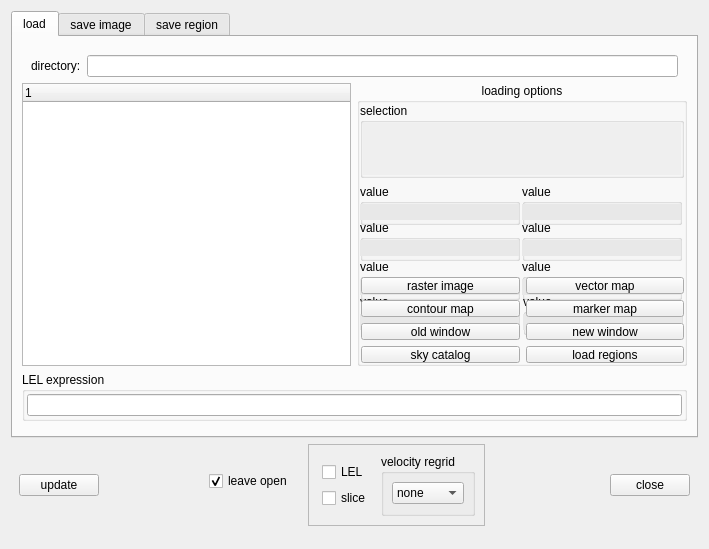
First picture: the form in code/display/QtViewer/QtDataManager.ui, repository radio-astro/casa, before the edit.
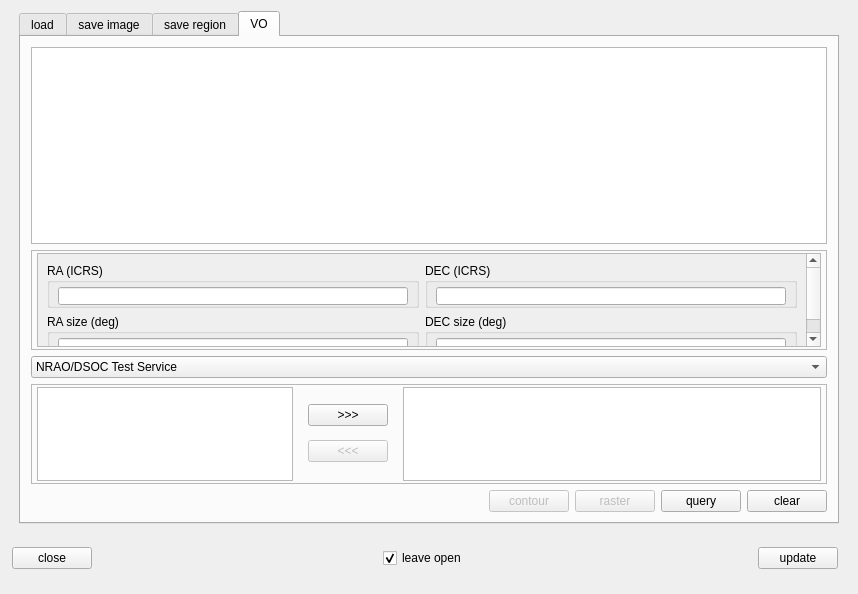
Second picture: the form after the edit. The open tabs and pages were chosen to show the change. Custom widgets are drawn as their Qt base class.

Commit message:
New Development: no             JIRA Issue: no       Ready to Release: yes      Interface Changes: none What Interface Changed: none          Test Programs: none   Put in Release Notes: no
           Description: additions to allow for use of the DBus VO Service from the viewer's data manager

Patch:
```diff
--- a/code/display/QtViewer/QtDataManager.ui
+++ b/code/display/QtViewer/QtDataManager.ui
@@ -7,8 +7,8 @@
    <rect>
     <x>0</x>
     <y>0</y>
-    <width>709</width>
-    <height>549</height>
+    <width>858</width>
+    <height>594</height>
    </rect>
   </property>
   <property name="maximumSize">
@@ -22,7 +22,65 @@
   </property>
   <layout class="QVBoxLayout" name="verticalLayout_4">
    <item>
+    <widget class="QWidget" name="bottomWidget_" native="true">
+     <layout class="QHBoxLayout" name="_6">
+      <property name="leftMargin">
+       <number>8</number>
+      </property>
+      <property name="topMargin">
+       <number>0</number>
+      </property>
+      <property name="rightMargin">
+       <number>8</number>
+      </property>
+      <property name="bottomMargin">
+       <number>12</number>
+      </property>
+      <item>
     <widget class="QTabWidget" name="tabs">
+        <property name="maximumSize">
+         <size>
+          <width>16777215</width>
+          <height>16777206</height>
+         </size>
+        </property>
+        <property name="palette">
+         <palette>
+          <active>
+           <colorrole role="Text">
+            <brush brushstyle="SolidPattern">
+             <color alpha="255">
+              <red>0</red>
+              <green>0</green>
+              <blue>0</blue>
+             </color>
+            </brush>
+           </colorrole>
+          </active>
+          <inactive>
+           <colorrole role="Text">
+            <brush brushstyle="SolidPattern">
+             <color alpha="255">
+              <red>69</red>
+              <green>69</green>
+              <blue>69</blue>
+             </color>
+            </brush>
+           </colorrole>
+          </inactive>
+          <disabled>
+           <colorrole role="Text">
+            <brush brushstyle="SolidPattern">
+             <color alpha="255">
+              <red>255</red>
+              <green>0</green>
+              <blue>0</blue>
+             </color>
+            </brush>
+           </colorrole>
+          </disabled>
+         </palette>
+        </property>
      <property name="currentIndex">
       <number>0</number>
      </property>
@@ -967,6 +1025,119 @@
          </layout>
         </widget>
        </item>
+          <item>
+           <widget class="QFrame" name="frame_7">
+            <property name="frameShape">
+             <enum>QFrame::StyledPanel</enum>
+            </property>
+            <property name="frameShadow">
+             <enum>QFrame::Raised</enum>
+            </property>
+            <layout class="QHBoxLayout" name="horizontalLayout_5">
+             <property name="topMargin">
+              <number>0</number>
+             </property>
+             <property name="bottomMargin">
+              <number>5</number>
+             </property>
+             <item>
+              <widget class="QFrame" name="frame_6">
+               <property name="frameShape">
+                <enum>QFrame::NoFrame</enum>
+               </property>
+               <property name="frameShadow">
+                <enum>QFrame::Raised</enum>
+               </property>
+               <layout class="QHBoxLayout" name="horizontalLayout_6">
+                <property name="leftMargin">
+                 <number>4</number>
+                </property>
+                <property name="topMargin">
+                 <number>8</number>
+                </property>
+                <property name="rightMargin">
+                 <number>4</number>
+                </property>
+                <property name="bottomMargin">
+                 <number>8</number>
+                </property>
+                <item>
+                 <widget class="QCheckBox" name="show_slice">
+                  <property name="text">
+                   <string>slice</string>
+                  </property>
+                 </widget>
+                </item>
+                <item>
+                 <widget class="QCheckBox" name="showLEL_">
+                  <property name="text">
+                   <string>LEL</string>
+                  </property>
+                 </widget>
+                </item>
+               </layout>
+              </widget>
+             </item>
+             <item>
+              <widget class="QGroupBox" name="regrid">
+               <property name="minimumSize">
+                <size>
+                 <width>90</width>
+                 <height>45</height>
+                </size>
+               </property>
+               <property name="toolTip">
+                <string>regrid velocity axis...</string>
+               </property>
+               <property name="title">
+                <string>velocity regrid</string>
+               </property>
+               <property name="flat">
+                <bool>true</bool>
+               </property>
+               <layout class="QVBoxLayout" name="verticalLayout_11">
+                <property name="leftMargin">
+                 <number>8</number>
+                </property>
+                <property name="topMargin">
+                 <number>4</number>
+                </property>
+                <property name="rightMargin">
+                 <number>8</number>
+                </property>
+                <property name="bottomMargin">
+                 <number>4</number>
+                </property>
+                <item>
+                 <widget class="QComboBox" name="regrid_method">
+                  <item>
+                   <property name="text">
+                    <string>none</string>
+                   </property>
+                  </item>
+                  <item>
+                   <property name="text">
+                    <string>bilinear</string>
+                   </property>
+                  </item>
+                  <item>
+                   <property name="text">
+                    <string>nearest</string>
+                   </property>
+                  </item>
+                  <item>
+                   <property name="text">
+                    <string>bicubic</string>
+                   </property>
+                  </item>
+                 </widget>
+                </item>
+               </layout>
+              </widget>
+             </item>
+            </layout>
+           </widget>
+          </item>
        <item>
         <widget class="QFrame" name="slice_frame">
          <property name="frameShape">
@@ -1407,45 +1578,456 @@
        </item>
       </layout>
      </widget>
+        <widget class="QWidget" name="virtual_obs">
+         <attribute name="title">
+          <string>VO</string>
+         </attribute>
+         <layout class="QVBoxLayout" name="verticalLayout_12">
+          <property name="sizeConstraint">
+           <enum>QLayout::SetDefaultConstraint</enum>
+          </property>
+          <property name="margin">
+           <number>10</number>
+          </property>
+          <item>
+           <widget class="QTableWidget" name="vo_table">
+            <property name="toolTip">
+             <string>matching virtual observatory records...</string>
+            </property>
     </widget>
    </item>
    <item>
-    <widget class="QWidget" name="bottomWidget_" native="true">
-     <layout class="QHBoxLayout" name="_6">
+           <widget class="QFrame" name="frame_8a">
+            <property name="maximumSize">
+             <size>
+              <width>16777215</width>
+              <height>100</height>
+             </size>
+            </property>
+            <property name="frameShape">
+             <enum>QFrame::StyledPanel</enum>
+            </property>
+            <layout class="QVBoxLayout" name="verticalLayout_10">
       <property name="leftMargin">
+              <number>5</number>
+             </property>
+             <property name="topMargin">
+              <number>2</number>
+             </property>
+             <property name="rightMargin">
+              <number>5</number>
+             </property>
+             <property name="bottomMargin">
+              <number>2</number>
+             </property>
+             <item>
+              <widget class="QScrollArea" name="scrollArea">
+               <property name="toolTip">
+                <string>required parameters...</string>
+               </property>
+               <property name="widgetResizable">
+                <bool>true</bool>
+               </property>
+               <widget class="QWidget" name="scrollAreaWidgetContents">
+                <property name="geometry">
+                 <rect>
+                  <x>0</x>
+                  <y>0</y>
+                  <width>763</width>
+                  <height>101</height>
+                 </rect>
+                </property>
+                <layout class="QGridLayout" name="gridLayout">
+                 <item row="0" column="0">
+                  <widget class="QGroupBox" name="vo_ra_label">
+                   <property name="minimumSize">
+                    <size>
+                     <width>90</width>
+                     <height>45</height>
+                    </size>
+                   </property>
+                   <property name="toolTip">
+                    <string>Right Ascension of interest...</string>
+                   </property>
+                   <property name="title">
+                    <string>RA (ICRS)</string>
+                   </property>
+                   <property name="flat">
+                    <bool>true</bool>
+                   </property>
+                   <layout class="QVBoxLayout" name="verticalLayout_13">
+                    <property name="leftMargin">
        <number>8</number>
       </property>
       <property name="topMargin">
+                     <number>4</number>
+                    </property>
+                    <property name="rightMargin">
+                     <number>8</number>
+                    </property>
+                    <property name="bottomMargin">
+                     <number>4</number>
+                    </property>
+                    <item>
+                     <widget class="QLineEdit" name="vo_ra">
+                      <property name="minimumSize">
+                       <size>
+                        <width>0</width>
+                        <height>18</height>
+                       </size>
+                      </property>
+                     </widget>
+                    </item>
+                   </layout>
+                  </widget>
+                 </item>
+                 <item row="1" column="0">
+                  <widget class="QGroupBox" name="vo_ra_sze_label">
+                   <property name="minimumSize">
+                    <size>
+                     <width>90</width>
+                     <height>45</height>
+                    </size>
+                   </property>
+                   <property name="toolTip">
+                    <string>Size of the area of interest, in degrees...</string>
+                   </property>
+                   <property name="title">
+                    <string>RA size (deg)</string>
+                   </property>
+                   <property name="flat">
+                    <bool>true</bool>
+                   </property>
+                   <layout class="QVBoxLayout" name="verticalLayout_14">
+                    <property name="leftMargin">
+                     <number>8</number>
+                    </property>
+                    <property name="topMargin">
+                     <number>4</number>
+                    </property>
+                    <property name="rightMargin">
+                     <number>8</number>
+                    </property>
+                    <property name="bottomMargin">
+                     <number>4</number>
+                    </property>
+                    <item>
+                     <widget class="QLineEdit" name="vo_ra_size">
+                      <property name="minimumSize">
+                       <size>
+                        <width>0</width>
+                        <height>18</height>
+                       </size>
+                      </property>
+                     </widget>
+                    </item>
+                   </layout>
+                  </widget>
+                 </item>
+                 <item row="0" column="1">
+                  <widget class="QGroupBox" name="vo_dec_label">
+                   <property name="minimumSize">
+                    <size>
+                     <width>90</width>
+                     <height>45</height>
+                    </size>
+                   </property>
+                   <property name="toolTip">
+                    <string>Declination of interest...</string>
+                   </property>
+                   <property name="title">
+                    <string>DEC (ICRS)</string>
+                   </property>
+                   <property name="flat">
+                    <bool>true</bool>
+                   </property>
+                   <layout class="QVBoxLayout" name="verticalLayout_15">
+                    <property name="leftMargin">
+                     <number>8</number>
+                    </property>
+                    <property name="topMargin">
+                     <number>4</number>
+                    </property>
+                    <property name="rightMargin">
+                     <number>8</number>
+                    </property>
+                    <property name="bottomMargin">
+                     <number>4</number>
+                    </property>
+                    <item>
+                     <widget class="QLineEdit" name="vo_dec">
+                      <property name="minimumSize">
+                       <size>
+                        <width>0</width>
+                        <height>18</height>
+                       </size>
+                      </property>
+                     </widget>
+                    </item>
+                   </layout>
+                  </widget>
+                 </item>
+                 <item row="1" column="1">
+                  <widget class="QGroupBox" name="vo_dec_sze_label">
+                   <property name="minimumSize">
+                    <size>
+                     <width>90</width>
+                     <height>45</height>
+                    </size>
+                   </property>
+                   <property name="toolTip">
+                    <string>Size of the area of interest, in degrees...</string>
+                   </property>
+                   <property name="title">
+                    <string>DEC size (deg)</string>
+                   </property>
+                   <property name="flat">
+                    <bool>true</bool>
+                   </property>
+                   <layout class="QVBoxLayout" name="verticalLayout_16">
+                    <property name="leftMargin">
+                     <number>8</number>
+                    </property>
+                    <property name="topMargin">
+                     <number>4</number>
+                    </property>
+                    <property name="rightMargin">
+                     <number>8</number>
+                    </property>
+                    <property name="bottomMargin">
+                     <number>4</number>
+                    </property>
+                    <item>
+                     <widget class="QLineEdit" name="vo_dec_size">
+                      <property name="minimumSize">
+                       <size>
+                        <width>0</width>
+                        <height>18</height>
+                       </size>
+                      </property>
+                     </widget>
+                    </item>
+                   </layout>
+                  </widget>
+                 </item>
+                </layout>
+               </widget>
+              </widget>
+             </item>
+            </layout>
+           </widget>
+          </item>
+          <item>
+           <widget class="QComboBox" name="vo_service">
+            <item>
+             <property name="text">
+              <string>NRAO/DSOC Test Service</string>
+             </property>
+            </item>
+            <item>
+             <property name="text">
+              <string>Chandra X-ray Observatory Data Archive</string>
+             </property>
+            </item>
+            <item>
+             <property name="text">
+              <string>Chandra Source Catalog</string>
+             </property>
+            </item>
+           </widget>
+          </item>
+          <item>
+           <widget class="QFrame" name="frame_8b">
+            <property name="maximumSize">
+             <size>
+              <width>16777215</width>
+              <height>100</height>
+             </size>
+            </property>
+            <property name="frameShape">
+             <enum>QFrame::StyledPanel</enum>
+            </property>
+            <property name="frameShadow">
+             <enum>QFrame::Raised</enum>
+            </property>
+            <layout class="QHBoxLayout" name="horizontalLayout_7b">
+             <property name="leftMargin">
+              <number>5</number>
+             </property>
+             <property name="topMargin">
+              <number>2</number>
+             </property>
+             <property name="rightMargin">
+              <number>5</number>
+             </property>
+             <property name="bottomMargin">
+              <number>2</number>
+             </property>
+             <item>
+              <widget class="QListWidget" name="vo_flex_params">
+               <property name="sizePolicy">
+                <sizepolicy hsizetype="Minimum" vsizetype="Expanding">
+                 <horstretch>0</horstretch>
+                 <verstretch>0</verstretch>
+                </sizepolicy>
+               </property>
+               <property name="toolTip">
+                <string>flexible parameters which can be added to the parameter set...</string>
+               </property>
+              </widget>
+             </item>
+             <item>
+              <widget class="QWidget" name="widgetb" native="true">
+               <layout class="QVBoxLayout" name="verticalLayout_17">
+                <item>
+                 <widget class="QPushButton" name="voaddb">
+                  <property name="maximumSize">
+                   <size>
+                    <width>16777198</width>
+                    <height>16777215</height>
+                   </size>
+                  </property>
+                  <property name="toolTip">
+                   <string>add flexible parameter to the parameter set...</string>
+                  </property>
+                  <property name="text">
+                   <string>&gt;&gt;&gt;</string>
+                  </property>
+                 </widget>
+                </item>
+                <item>
+                 <widget class="QPushButton" name="voremoveb">
+                  <property name="enabled">
+                   <bool>false</bool>
+                  </property>
+                  <property name="toolTip">
+                   <string>remove flexible parameter from the parameter set...</string>
+                  </property>
+                  <property name="text">
+                   <string>&lt;&lt;&lt;</string>
+                  </property>
+                 </widget>
+                </item>
+               </layout>
+              </widget>
+             </item>
+             <item>
+              <widget class="QListWidget" name="vo_flex_params_entry">
+               <property name="toolTip">
+                <string>flexible parameters included in the parameter set...</string>
+               </property>
+              </widget>
+             </item>
+            </layout>
+           </widget>
+          </item>
+          <item>
+           <widget class="QFrame" name="vo_status_frame">
+            <property name="frameShape">
+             <enum>QFrame::NoFrame</enum>
+            </property>
+            <property name="frameShadow">
+             <enum>QFrame::Raised</enum>
+            </property>
+            <layout class="QHBoxLayout" name="horizontalLayout_7">
+             <property name="margin">
        <number>0</number>
       </property>
-      <property name="rightMargin">
-       <number>8</number>
-      </property>
-      <property name="bottomMargin">
-       <number>12</number>
-      </property>
+             <item>
+              <widget class="QLabel" name="vo_status">
+               <property name="text">
+                <string/>
+               </property>
+              </widget>
+             </item>
+             <item>
+              <widget class="QPushButton" name="vo_contour">
+               <property name="enabled">
+                <bool>false</bool>
+               </property>
+               <property name="maximumSize">
+                <size>
+                 <width>80</width>
+                 <height>16777215</height>
+                </size>
+               </property>
+               <property name="text">
+                <string>contour</string>
+               </property>
+              </widget>
+             </item>
       <item>
-       <widget class="QPushButton" name="updateButton_">
+              <widget class="QPushButton" name="vo_raster">
+               <property name="enabled">
+                <bool>false</bool>
+               </property>
+               <property name="maximumSize">
+                <size>
+                 <width>80</width>
+                 <height>16777215</height>
+                </size>
+               </property>
         <property name="text">
-         <string>update</string>
+                <string>raster</string>
         </property>
        </widget>
       </item>
       <item>
-       <spacer>
-        <property name="orientation">
-         <enum>Qt::Horizontal</enum>
-        </property>
-        <property name="sizeHint" stdset="0">
+              <widget class="QPushButton" name="vo_query">
+               <property name="sizePolicy">
+                <sizepolicy hsizetype="Minimum" vsizetype="Minimum">
+                 <horstretch>0</horstretch>
+                 <verstretch>0</verstretch>
+                </sizepolicy>
+               </property>
+               <property name="maximumSize">
          <size>
-          <width>16</width>
-          <height>31</height>
-         </size>
-        </property>
-       </spacer>
+                 <width>80</width>
+                 <height>16777215</height>
+                </size>
+               </property>
+               <property name="toolTip">
+                <string>append new results to the query set...</string>
+               </property>
+               <property name="text">
+                <string>query</string>
+               </property>
+              </widget>
+             </item>
+             <item>
+              <widget class="QPushButton" name="vo_clear">
+               <property name="maximumSize">
+                <size>
+                 <width>80</width>
+                 <height>16777215</height>
+                </size>
+               </property>
+               <property name="toolTip">
+                <string>clear query set...</string>
+               </property>
+               <property name="text">
+                <string>clear</string>
+               </property>
+              </widget>
+             </item>
+            </layout>
+           </widget>
+          </item>
+         </layout>
+        </widget>
+       </widget>
+      </item>
+     </layout>
+    </widget>
       </item>
       <item>
        <widget class="QWidget" name="universal_options" native="true">
+     <property name="sizePolicy">
+      <sizepolicy hsizetype="Preferred" vsizetype="Minimum">
+       <horstretch>0</horstretch>
+       <verstretch>0</verstretch>
+      </sizepolicy>
+     </property>
         <layout class="QHBoxLayout" name="leave_open_layout">
          <property name="leftMargin">
           <number>1</number>
@@ -1453,6 +2035,26 @@
          <property name="topMargin">
           <number>1</number>
          </property>
+      <item>
+       <widget class="QPushButton" name="cancelButton_">
+        <property name="text">
+         <string>close</string>
+        </property>
+       </widget>
+      </item>
+      <item>
+       <spacer>
+        <property name="orientation">
+         <enum>Qt::Horizontal</enum>
+        </property>
+        <property name="sizeHint" stdset="0">
+         <size>
+          <width>16</width>
+          <height>31</height>
+         </size>
+        </property>
+       </spacer>
+      </item>
          <item>
           <widget class="QCheckBox" name="leaveOpen_">
            <property name="text">
@@ -1463,129 +2065,6 @@
            </property>
           </widget>
          </item>
-        </layout>
-       </widget>
-      </item>
-      <item>
-       <widget class="QFrame" name="frame_7">
-        <property name="frameShape">
-         <enum>QFrame::StyledPanel</enum>
-        </property>
-        <property name="frameShadow">
-         <enum>QFrame::Raised</enum>
-        </property>
-        <layout class="QHBoxLayout" name="horizontalLayout_5">
-         <item>
-          <widget class="QFrame" name="frame_6">
-           <property name="frameShape">
-            <enum>QFrame::NoFrame</enum>
-           </property>
-           <property name="frameShadow">
-            <enum>QFrame::Raised</enum>
-           </property>
-           <layout class="QVBoxLayout" name="verticalLayout_10">
-            <property name="leftMargin">
-             <number>4</number>
-            </property>
-            <property name="topMargin">
-             <number>8</number>
-            </property>
-            <property name="rightMargin">
-             <number>4</number>
-            </property>
-            <property name="bottomMargin">
-             <number>8</number>
-            </property>
-            <item>
-             <widget class="QCheckBox" name="showLEL_">
-              <property name="text">
-               <string>LEL</string>
-              </property>
-             </widget>
-            </item>
-            <item>
-             <widget class="QCheckBox" name="show_slice">
-              <property name="text">
-               <string>slice</string>
-              </property>
-             </widget>
-            </item>
-           </layout>
-          </widget>
-         </item>
-<!--     <item alignment="Qt::AlignVCenter"> -->
-         <item>
-          <widget class="QGroupBox" name="regrid">
-           <property name="minimumSize">
-            <size>
-             <width>90</width>
-             <height>45</height>
-            </size>
-           </property>
-           <property name="toolTip">
-            <string>regrid velocity axis...</string>
-           </property>
-           <property name="title">
-            <string>velocity regrid</string>
-           </property>
-           <property name="flat">
-            <bool>true</bool>
-           </property>
-           <layout class="QVBoxLayout" name="verticalLayout_11">
-            <property name="leftMargin">
-             <number>8</number>
-            </property>
-            <property name="topMargin">
-             <number>4</number>
-            </property>
-            <property name="rightMargin">
-             <number>8</number>
-            </property>
-            <property name="bottomMargin">
-             <number>4</number>
-            </property>
-            <item>
-             <widget class="QComboBox" name="regrid_method">
-              <item>
-               <property name="text">
-                <string>none</string>
-               </property>
-              </item>
-              <item>
-               <property name="text">
-                <string>bilinear</string>
-               </property>
-              </item>
-              <item>
-               <property name="text">
-                <string>nearest</string>
-               </property>
-              </item>
-              <item>
-               <property name="text">
-                <string>bicubic</string>
-               </property>
-              </item>
-             </widget>
-            </item>
-           </layout>
-          </widget>
-         </item>
-        </layout>
-       </widget>
-      </item>
-      <item>
-       <widget class="QWidget" name="save_options" native="true">
-        <layout class="QHBoxLayout" name="open_options_layout">
-         <property name="leftMargin">
-          <number>1</number>
-         </property>
-         <property name="topMargin">
-          <number>1</number>
-         </property>
-        </layout>
-       </widget>
-      </item>
       <item>
        <spacer>
         <property name="orientation">
@@ -1600,9 +2079,9 @@
        </spacer>
       </item>
       <item>
-       <widget class="QPushButton" name="cancelButton_">
+       <widget class="QPushButton" name="updateButton_">
         <property name="text">
-         <string>close</string>
+         <string>update</string>
         </property>
        </widget>
       </item>
```
Lines whose indentation alone changed are shown as unchanged. The commit also changes 8 other files.
